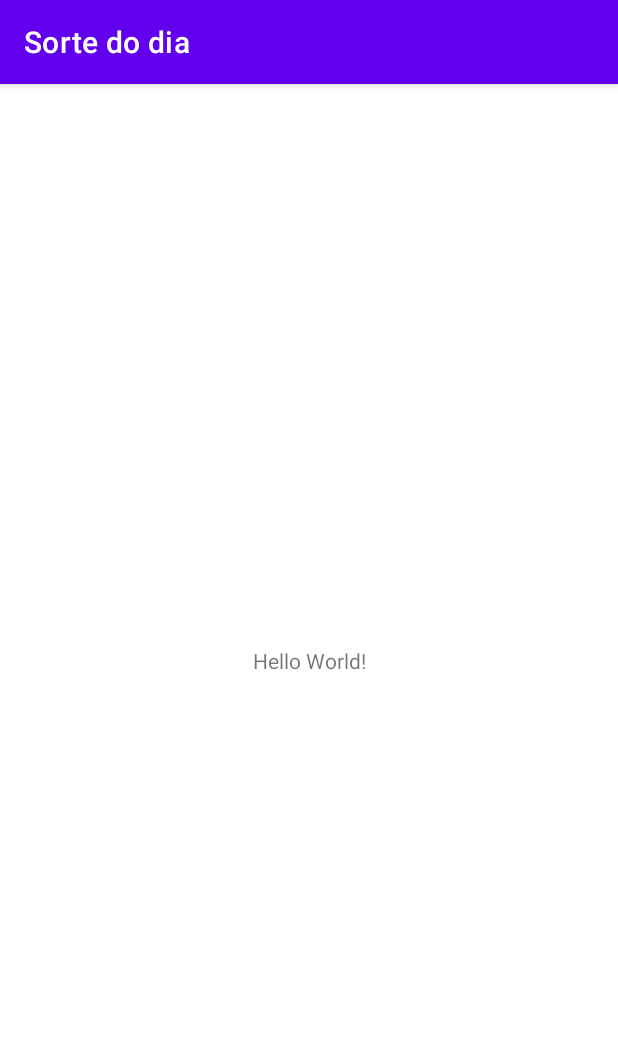
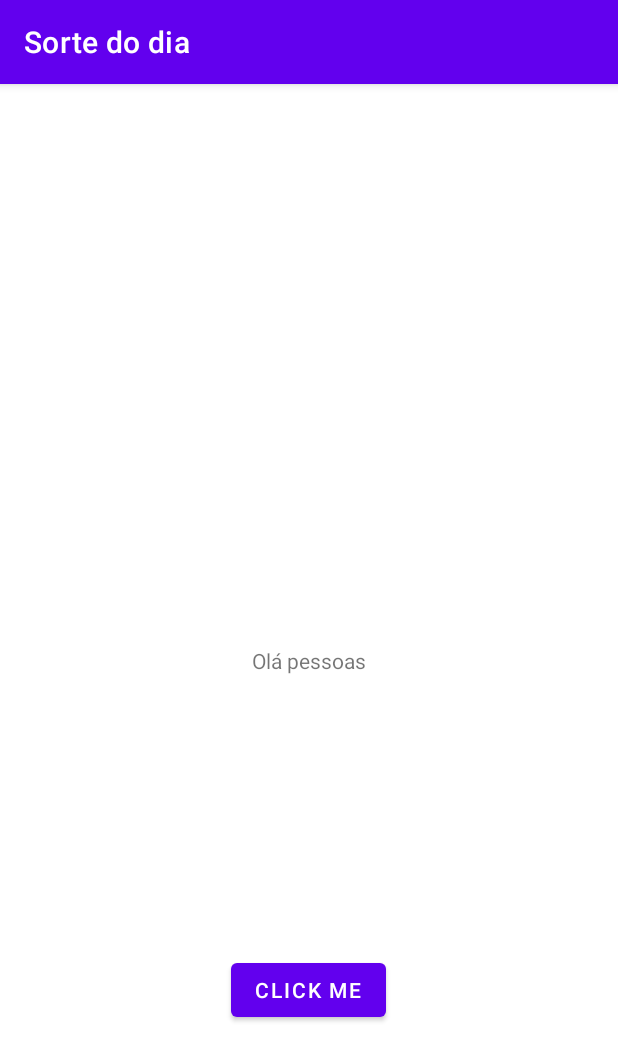
Before and after one commit to flaviajb/SorteDoDia, an Android app: the screen it shows after launch (MainActivity), on a phone screen of 412 x 824 dp. Shown: the top 1061 px of the screen. Run offline under Robolectric (Android 15) with nearby library versions, the phone set to English and light mode, and no system bars.

Commit message:
criacao do app sorte do dia.

```diff
--- a/app/src/main/java/br/com/up/sortedodia/MainActivity.java
+++ b/app/src/main/java/br/com/up/sortedodia/MainActivity.java
@@ -3,12 +3,45 @@ package br.com.up.sortedodia;
 import androidx.appcompat.app.AppCompatActivity;
 
 import android.os.Bundle;
+import android.view.View;
+import android.widget.Button;
+import android.widget.TextView;
+
+import org.w3c.dom.Text;
+
+import java.util.ArrayList;
+import java.util.Random;
 
 public class MainActivity extends AppCompatActivity {
+
+    private TextView textViewTitle;
+    private Button buttonAction;
+    private ArrayList<String> messages = new ArrayList<String>();
 
     @Override
     protected void onCreate(Bundle savedInstanceState) {
         super.onCreate(savedInstanceState);
         setContentView(R.layout.activity_main);
+
+        messages.add("Comprar pizza para o professores");
+        messages.add("Chamar o professor para churras");
+        messages.add("Chamar o professor para andar de kart");
+
+        textViewTitle = findViewById(R.id.text_title);
+        buttonAction = findViewById(R.id.button_action);
+
+        textViewTitle.setText("Olá pessoas");
+        View.OnClickListener listener = new View.OnClickListener() {
+            @Override
+            public void onClick(View view) {
+
+                int position = new Random().nextInt(messages.size());
+                String message = messages.get(position);
+                textViewTitle.setText(message);
+            }
+        };
+
+        buttonAction.setOnClickListener(listener);
+
     }
 }
--- a/app/src/main/res/layout/activity_main.xml
+++ b/app/src/main/res/layout/activity_main.xml
@@ -7,6 +7,7 @@
     tools:context=".MainActivity">
 
     <TextView
+        android:id="@+id/text_title"
         android:layout_width="wrap_content"
         android:layout_height="wrap_content"
         android:text="Hello World!"
@@ -15,4 +16,15 @@
         app:layout_constraintStart_toStartOf="parent"
         app:layout_constraintTop_toTopOf="parent" />
 
+    <Button
+        android:id="@+id/button_action"
+        android:layout_width="wrap_content"
+        android:layout_height="wrap_content"
+        android:layout_marginBottom="140dp"
+        android:text="Click me"
+        app:layout_constraintBottom_toBottomOf="parent"
+        app:layout_constraintEnd_toEndOf="parent"
+        app:layout_constraintHorizontal_bias="0.498"
+        app:layout_constraintStart_toStartOf="parent" />
+
 </androidx.constraintlayout.widget.ConstraintLayout>
```
